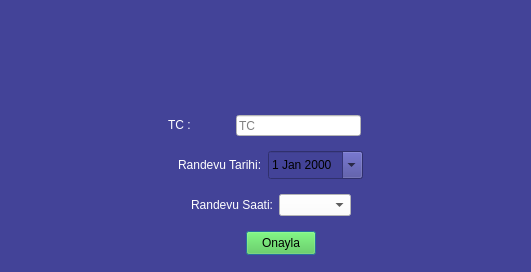
mkemalgokce/hastaneRandevuSistemi, file Uis/hastaSil.ui: the form before one commit.
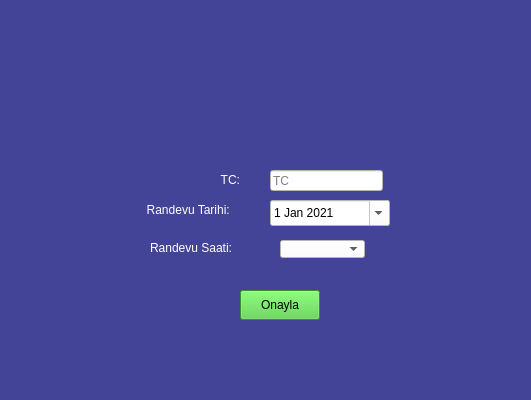
The form after the commit. Icons and pictures are not drawn.

Patch:
```diff
--- a/Uis/hastaSil.ui
+++ b/Uis/hastaSil.ui
@@ -1,31 +1,25 @@
 <?xml version="1.0" encoding="UTF-8"?>
 <ui version="4.0">
- <class>Dialog</class>
- <widget class="QDialog" name="Dialog">
+ <class>Form</class>
+ <widget class="QWidget" name="Form">
   <property name="geometry">
    <rect>
     <x>0</x>
     <y>0</y>
     <width>531</width>
-    <height>272</height>
+    <height>400</height>
    </rect>
   </property>
-  <property name="sizePolicy">
-   <sizepolicy hsizetype="Ignored" vsizetype="Ignored">
-    <horstretch>0</horstretch>
-    <verstretch>0</verstretch>
-   </sizepolicy>
-  </property>
   <property name="minimumSize">
    <size>
     <width>531</width>
-    <height>272</height>
+    <height>400</height>
    </size>
   </property>
   <property name="maximumSize">
    <size>
     <width>531</width>
-    <height>272</height>
+    <height>400</height>
    </size>
   </property>
   <property name="windowTitle">
@@ -34,211 +28,62 @@
   <property name="styleSheet">
    <string notr="true">background-color: rgb(67, 67, 152);</string>
   </property>
-  <widget class="QWidget" name="verticalLayoutWidget">
-   <property name="geometry">
-    <rect>
-     <x>100</x>
-     <y>10</y>
-     <width>341</width>
-     <height>256</height>
-    </rect>
-   </property>
-   <layout class="QVBoxLayout" name="verticalLayout_3">
-    <item>
-     <layout class="QHBoxLayout" name="horizontalLayout_2">
-      <item>
-       <spacer name="horizontalSpacer">
-        <property name="orientation">
-         <enum>Qt::Horizontal</enum>
-        </property>
-        <property name="sizeHint" stdset="0">
-         <size>
-          <width>110</width>
-          <height>20</height>
-         </size>
-        </property>
-       </spacer>
-      </item>
-      <item>
-       <widget class="QLabel" name="label_2">
-        <property name="minimumSize">
-         <size>
-          <width>81</width>
-          <height>81</height>
-         </size>
-        </property>
-        <property name="maximumSize">
-         <size>
-          <width>81</width>
-          <height>81</height>
-         </size>
-        </property>
-        <property name="text">
-         <string/>
-        </property>
-        <property name="pixmap">
-         <pixmap>../Icons/delete.png</pixmap>
-        </property>
-        <property name="scaledContents">
-         <bool>true</bool>
-        </property>
-       </widget>
-      </item>
-      <item>
-       <spacer name="horizontalSpacer_2">
-        <property name="orientation">
-         <enum>Qt::Horizontal</enum>
-        </property>
-        <property name="sizeHint" stdset="0">
-         <size>
-          <width>40</width>
-          <height>20</height>
-         </size>
-        </property>
-       </spacer>
-      </item>
-     </layout>
-    </item>
-    <item>
-     <layout class="QHBoxLayout" name="horizontalLayout">
-      <property name="leftMargin">
-       <number>0</number>
-      </property>
-      <property name="rightMargin">
-       <number>65</number>
-      </property>
-      <item>
-       <widget class="QLabel" name="label">
-        <property name="minimumSize">
-         <size>
-          <width>25</width>
-          <height>16</height>
-         </size>
-        </property>
-        <property name="maximumSize">
-         <size>
-          <width>100</width>
-          <height>20</height>
-         </size>
-        </property>
-        <property name="styleSheet">
-         <string notr="true">color: rgb(255, 255, 255);</string>
-        </property>
-        <property name="text">
-         <string>                TC :</string>
-        </property>
-       </widget>
-      </item>
-      <item>
        <widget class="QLineEdit" name="tc_lineEdit">
-        <property name="minimumSize">
-         <size>
-          <width>125</width>
+   <property name="geometry">
+    <rect>
+     <x>270</x>
+     <y>170</y>
+     <width>113</width>
           <height>21</height>
-         </size>
-        </property>
-        <property name="maximumSize">
-         <size>
-          <width>125</width>
-          <height>21</height>
-         </size>
+    </rect>
         </property>
         <property name="styleSheet">
-         <string notr="true">color: rgb(0,0,0);
-background-color: rgb(255, 255, 255);</string>
-        </property>
-        <property name="text">
-         <string/>
+    <string notr="true">background-color: rgb(255, 255, 255);</string>
         </property>
         <property name="placeholderText">
          <string>TC</string>
         </property>
        </widget>
-      </item>
-     </layout>
-    </item>
-    <item>
-     <layout class="QHBoxLayout" name="horizontalLayout_4">
-      <item>
-       <spacer name="horizontalSpacer_6">
-        <property name="orientation">
-         <enum>Qt::Horizontal</enum>
-        </property>
-        <property name="sizeHint" stdset="0">
+  <widget class="QLabel" name="label_5">
+   <property name="geometry">
+    <rect>
+     <x>140</x>
+     <y>170</y>
+     <width>100</width>
+     <height>20</height>
+    </rect>
+   </property>
+   <property name="minimumSize">
          <size>
-          <width>40</width>
+     <width>25</width>
+     <height>16</height>
+    </size>
+   </property>
+   <property name="maximumSize">
+    <size>
+     <width>100</width>
           <height>20</height>
          </size>
         </property>
-       </spacer>
-      </item>
-      <item>
+   <property name="styleSheet">
+    <string notr="true">color: rgb(255, 255, 255);</string>
+   </property>
+   <property name="text">
+    <string>TC:</string>
+   </property>
+   <property name="alignment">
+    <set>Qt::AlignRight|Qt::AlignTrailing|Qt::AlignVCenter</set>
+   </property>
+  </widget>
        <widget class="QLabel" name="label_3">
-        <property name="minimumSize">
-         <size>
-          <width>25</width>
-          <height>16</height>
-         </size>
-        </property>
-        <property name="maximumSize">
-         <size>
+   <property name="geometry">
+    <rect>
+     <x>140</x>
+     <y>200</y>
           <width>100</width>
           <height>20</height>
-         </size>
-        </property>
-        <property name="styleSheet">
-         <string notr="true">color: rgb(255, 255, 255);</string>
-        </property>
-        <property name="text">
-         <string>Randevu Tarihi:</string>
-        </property>
-       </widget>
-      </item>
-      <item>
-       <widget class="QDateEdit" name="tarih_dateEdit">
-        <property name="maximumSize">
-         <size>
-          <width>120</width>
-          <height>28</height>
-         </size>
-        </property>
-        <property name="calendarPopup">
-         <bool>true</bool>
-        </property>
-       </widget>
-      </item>
-      <item>
-       <spacer name="horizontalSpacer_5">
-        <property name="orientation">
-         <enum>Qt::Horizontal</enum>
-        </property>
-        <property name="sizeHint" stdset="0">
-         <size>
-          <width>40</width>
-          <height>20</height>
-         </size>
-        </property>
-       </spacer>
-      </item>
-     </layout>
-    </item>
-    <item>
-     <layout class="QHBoxLayout" name="horizontalLayout_5">
-      <item>
-       <spacer name="horizontalSpacer_7">
-        <property name="orientation">
-         <enum>Qt::Horizontal</enum>
-        </property>
-        <property name="sizeHint" stdset="0">
-         <size>
-          <width>40</width>
-          <height>20</height>
-         </size>
-        </property>
-       </spacer>
-      </item>
-      <item>
-       <widget class="QLabel" name="label_4">
+    </rect>
+   </property>
         <property name="minimumSize">
          <size>
           <width>25</width>
@@ -255,58 +100,18 @@
          <string notr="true">color: rgb(255, 255, 255);</string>
         </property>
         <property name="text">
-         <string>Randevu Saati:</string>
-        </property>
-       </widget>
-      </item>
-      <item>
-       <widget class="QComboBox" name="saat_comboBox">
-        <property name="maximumSize">
-         <size>
-          <width>120</width>
-          <height>16777215</height>
-         </size>
-        </property>
-        <property name="styleSheet">
-         <string notr="true">background-color: rgb(255, 255, 255);</string>
-        </property>
-       </widget>
-      </item>
-      <item>
-       <spacer name="horizontalSpacer_8">
-        <property name="orientation">
-         <enum>Qt::Horizontal</enum>
-        </property>
-        <property name="sizeHint" stdset="0">
-         <size>
-          <width>40</width>
-          <height>20</height>
-         </size>
-        </property>
-       </spacer>
-      </item>
-     </layout>
-    </item>
-    <item>
-     <layout class="QHBoxLayout" name="horizontalLayout_3">
-      <property name="leftMargin">
-       <number>20</number>
-      </property>
-      <item>
-       <spacer name="horizontalSpacer_3">
-        <property name="orientation">
-         <enum>Qt::Horizontal</enum>
-        </property>
-        <property name="sizeHint" stdset="0">
-         <size>
-          <width>40</width>
-          <height>20</height>
-         </size>
-        </property>
-       </spacer>
-      </item>
-      <item>
+    <string>  Randevu Tarihi:</string>
+   </property>
+  </widget>
        <widget class="QPushButton" name="onayla_Btn">
+   <property name="geometry">
+    <rect>
+     <x>240</x>
+     <y>290</y>
+     <width>80</width>
+     <height>30</height>
+    </rect>
+   </property>
         <property name="sizePolicy">
          <sizepolicy hsizetype="Fixed" vsizetype="Fixed">
           <horstretch>0</horstretch>
@@ -321,8 +126,8 @@
         </property>
         <property name="maximumSize">
          <size>
-          <width>70</width>
-          <height>24</height>
+     <width>80</width>
+     <height>30</height>
          </size>
         </property>
         <property name="styleSheet">
@@ -332,28 +137,115 @@
          <string>Onayla</string>
         </property>
        </widget>
-      </item>
-      <item>
-       <spacer name="horizontalSpacer_4">
-        <property name="orientation">
-         <enum>Qt::Horizontal</enum>
-        </property>
-        <property name="sizeHint" stdset="0">
+  <widget class="QLabel" name="label_4">
+   <property name="geometry">
+    <rect>
+     <x>150</x>
+     <y>240</y>
+     <width>91</width>
+     <height>16</height>
+    </rect>
+   </property>
+   <property name="minimumSize">
          <size>
           <width>40</width>
+     <height>16</height>
+    </size>
+   </property>
+   <property name="maximumSize">
+    <size>
+     <width>120</width>
           <height>20</height>
          </size>
         </property>
-       </spacer>
-      </item>
-     </layout>
-    </item>
-   </layout>
+   <property name="styleSheet">
+    <string notr="true">color: rgb(255, 255, 255);</string>
+   </property>
+   <property name="text">
+    <string>Randevu Saati:</string>
+   </property>
   </widget>
- </widget>
- <resources>
-  <include location="../Icons/main.qrc"/>
-  <include location="../Icons/hasta.qrc"/>
- </resources>
+  <widget class="QLabel" name="label_2">
+   <property name="geometry">
+    <rect>
+     <x>240</x>
+     <y>50</y>
+     <width>81</width>
+     <height>81</height>
+    </rect>
+   </property>
+   <property name="minimumSize">
+    <size>
+     <width>81</width>
+     <height>81</height>
+    </size>
+   </property>
+   <property name="maximumSize">
+    <size>
+     <width>81</width>
+     <height>81</height>
+    </size>
+   </property>
+   <property name="text">
+    <string/>
+   </property>
+   <property name="pixmap">
+    <pixmap>../Icons/delete.png</pixmap>
+   </property>
+   <property name="scaledContents">
+    <bool>true</bool>
+   </property>
+  </widget>
+  <widget class="QDateEdit" name="tarih_dateEdit">
+   <property name="geometry">
+    <rect>
+     <x>270</x>
+     <y>200</y>
+     <width>120</width>
+     <height>26</height>
+    </rect>
+   </property>
+   <property name="maximumSize">
+    <size>
+     <width>120</width>
+     <height>28</height>
+    </size>
+   </property>
+   <property name="styleSheet">
+    <string notr="true">background-color: rgb(255, 255, 255);</string>
+   </property>
+   <property name="calendarPopup">
+    <bool>true</bool>
+   </property>
+   <property name="date">
+    <date>
+     <year>2021</year>
+     <month>1</month>
+     <day>1</day>
+    </date>
+   </property>
+  </widget>
+  <widget class="QComboBox" name="saat_comboBox">
+   <property name="geometry">
+    <rect>
+     <x>280</x>
+     <y>240</y>
+     <width>85</width>
+     <height>18</height>
+    </rect>
+   </property>
+   <property name="maximumSize">
+    <size>
+     <width>90</width>
+     <height>16777215</height>
+    </size>
+   </property>
+   <property name="styleSheet">
+    <string notr="true">background-color: rgb(255, 255, 255);
+color: rgb(0, 0, 0);</string>
+   </property>
+  </widget>
+ </widget>
+ <resources/>
  <connections/>
 </ui>
```
Lines whose indentation alone changed are shown as unchanged.
